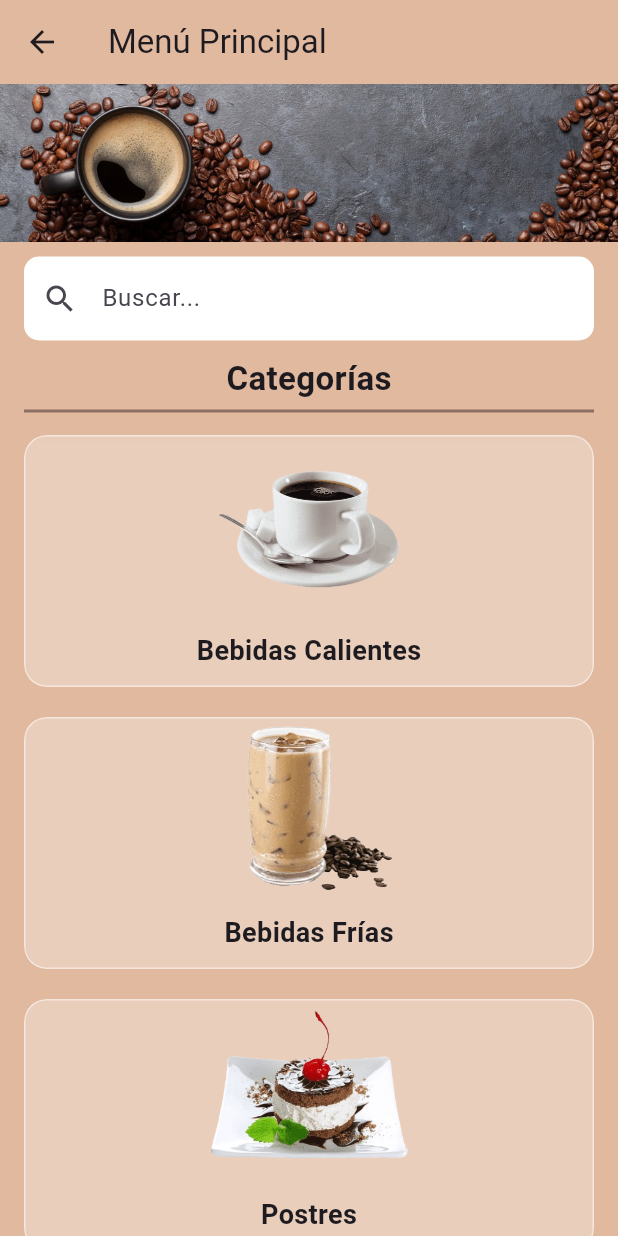
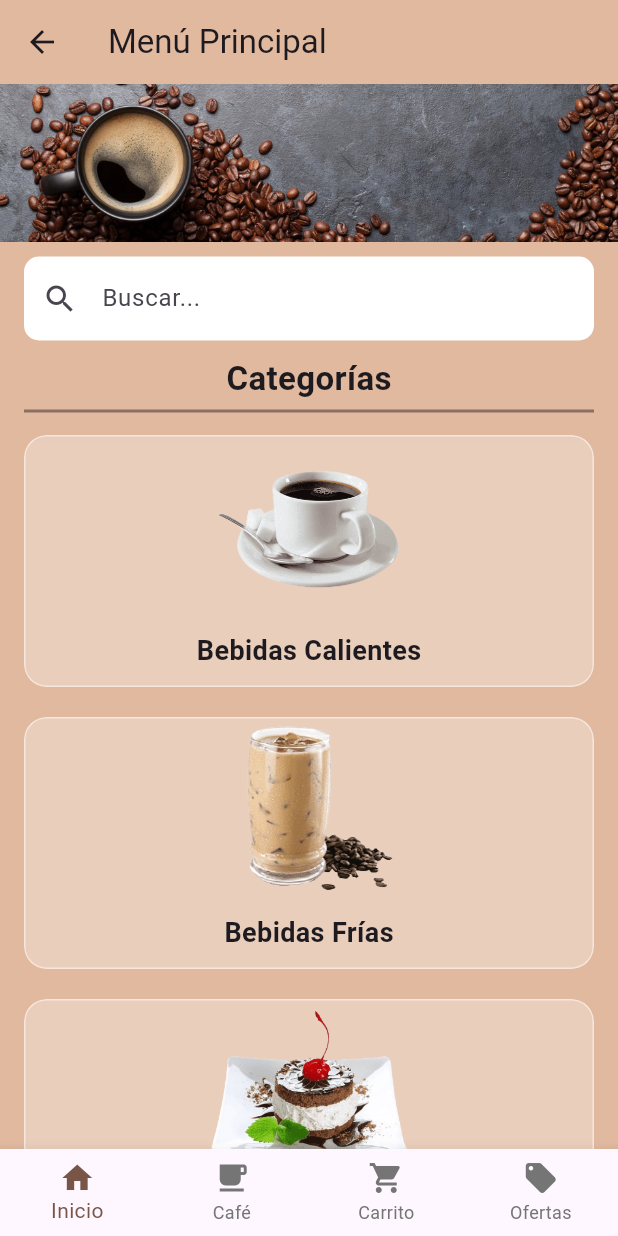
Before and after one commit to KevinValladares06/ProyectoMovil_Coffee504, a Flutter app: the menuproyecto screen opened directly, on a phone screen of 412 x 824 dp. Run offline on Flutter 3.47's test engine with Material 3 defaults, Android fonts, the phone set to English and light mode, and no system bars; our stand-ins replace firebase_auth, firebase_core; accounts and stored records are empty.

Commit message:
Proyecto casi al 100 implementando barra de navegacion

```diff
--- a/lib/screens/BebidasFrias.dart
+++ b/lib/screens/BebidasFrias.dart
@@ -1,7 +1,7 @@
 import 'package:flutter/material.dart';
-import 'package:coffee_504/carrito.dart';
+import 'package:coffee_504/screens/carrito.dart';
 import 'package:coffee_504/widgets/icono_carrito.dart';
-import 'package:coffee_504/pantalla_carrito.dart';
+import 'package:coffee_504/screens/pantalla_carrito.dart';
 
 class BebidasFrias extends StatefulWidget {
   const BebidasFrias({Key? key}) : super(key: key);
--- a/lib/screens/Postres.dart
+++ b/lib/screens/Postres.dart
@@ -1,7 +1,7 @@
 import 'package:flutter/material.dart';
-import 'package:coffee_504/carrito.dart';
+import 'package:coffee_504/screens/carrito.dart';
 import 'package:coffee_504/widgets/icono_carrito.dart';
-import 'package:coffee_504/pantalla_carrito.dart';
+import 'package:coffee_504/screens/pantalla_carrito.dart';
 
 class Postres extends StatefulWidget {
   const Postres({Key? key}) : super(key: key);
--- a/lib/screens/welcome_screen.dart
+++ b/lib/screens/welcome_screen.dart
@@ -1,3 +1,4 @@
+//import 'package:coffee_504/screens/promos.dart';
 import 'package:flutter/material.dart';
 //import 'package:coffee_504/screens/signup_screen.dart';
 import 'package:coffee_504/screens/signin_screen.dart';
--- a/lib/widgets/icono_carrito.dart
+++ b/lib/widgets/icono_carrito.dart
@@ -1,5 +1,5 @@
 import 'package:flutter/material.dart';
-import 'package:coffee_504/carrito.dart';
+import 'package:coffee_504/screens/carrito.dart';
 
 class IconoCarrito extends StatefulWidget {
   final VoidCallback onPressed;
--- /dev/null
+++ b/lib/widgets/navigation.dart
@@ -0,0 +1,35 @@
+import 'package:flutter/material.dart';
+
+class CustomBottomNav extends StatelessWidget {
+  final int currentIndex;
+  final Function(int) onTap;
+
+  const CustomBottomNav({
+    Key? key,
+    required this.currentIndex,
+    required this.onTap,
+  }) : super(key: key);
+
+  @override
+  Widget build(BuildContext context) {
+    return BottomNavigationBar(
+      currentIndex: currentIndex,
+      onTap: onTap,
+      type: BottomNavigationBarType.fixed,
+      selectedItemColor: Colors.brown,
+      unselectedItemColor: Colors.grey[600],
+      items: const [
+        BottomNavigationBarItem(icon: Icon(Icons.home), label: 'Inicio'),
+        BottomNavigationBarItem(icon: Icon(Icons.local_cafe), label: 'Café'),
+        BottomNavigationBarItem(
+          icon: Icon(Icons.shopping_cart),
+          label: 'Carrito',
+        ),
+        BottomNavigationBarItem(
+          icon: Icon(Icons.local_offer),
+          label: 'Ofertas',
+        ),
+      ],
+    );
+  }
+}
```
Also changed, not shown: lib/screens/BebidasCalientes.dart (+33 -2 lines), lib/screens/home_screen.dart (deleted, +0 -34 lines), lib/screens/menuproyecto.dart (+30 -0 lines), lib/screens/pantalla_aboutus.dart (+4 -3 lines), lib/screens/pantalla_carrito.dart (renamed from lib/pantalla_carrito.dart, +33 -1 lines), lib/screens/promos.dart (+53 -20 lines), lib/screens/signup_screen.dart (+5 -2 lines), lib/screens/carrito.dart (renamed from lib/carrito.dart).
